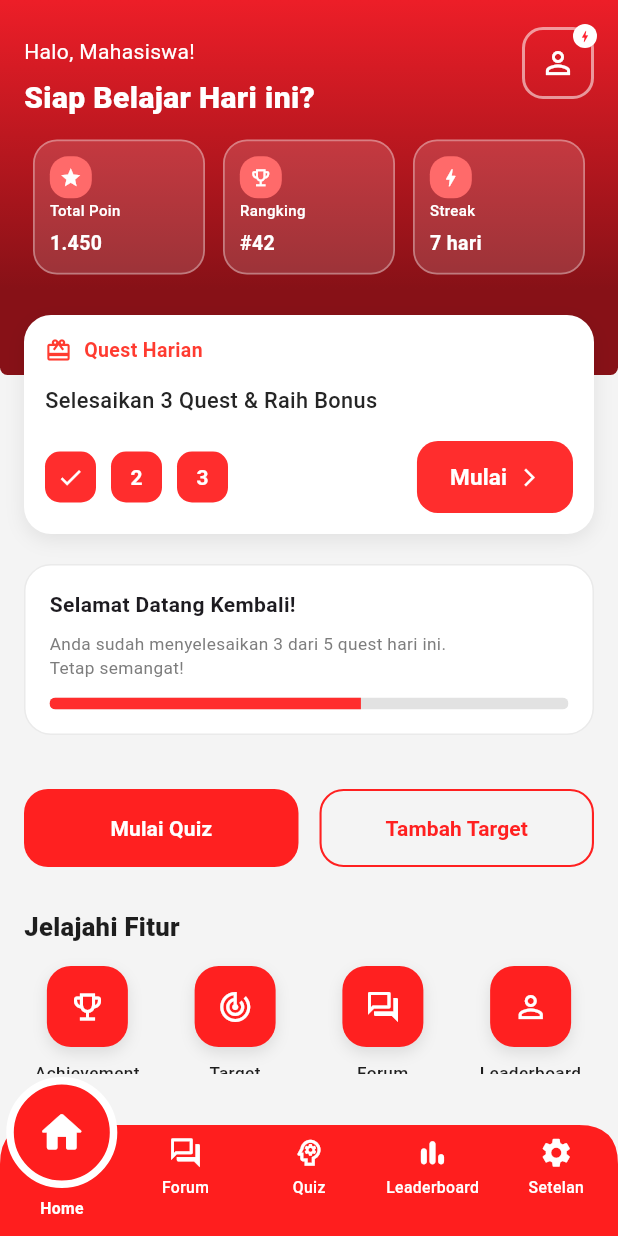
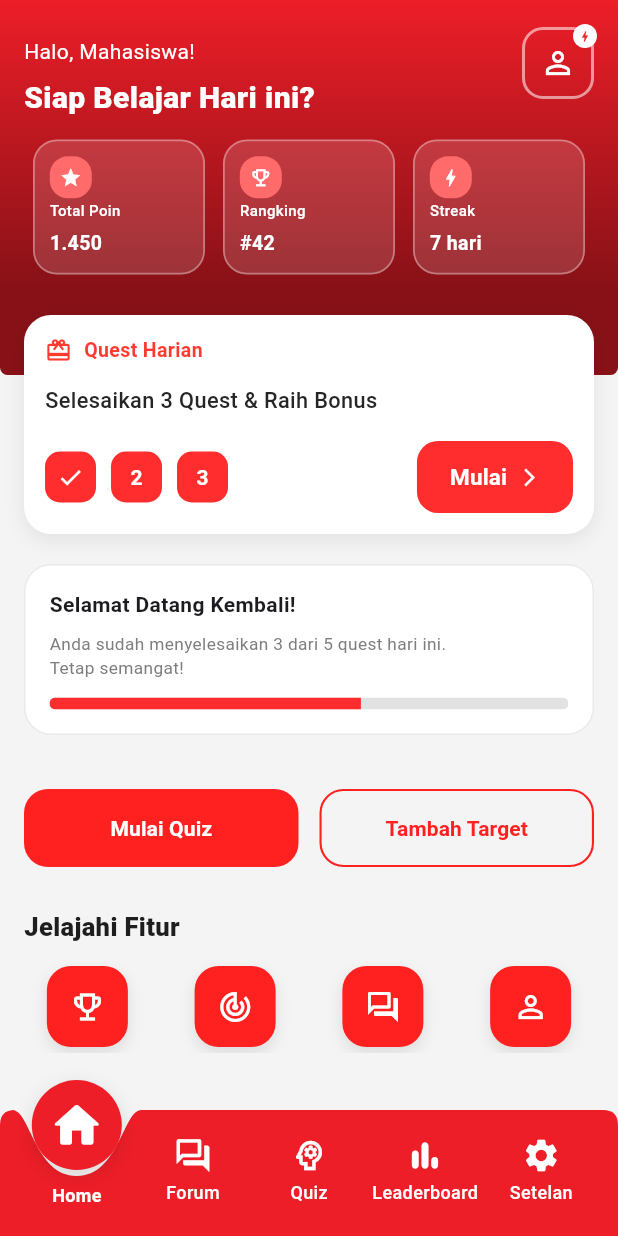
Before and after one commit to Onesiforus-Rade-Putra/mahasiswa_sukses, a Flutter app: the HomePage screen opened directly, on a phone screen of 412 x 824 dp. Run offline on Flutter 3.47's test engine with Material 3 defaults, Android fonts, the phone set to English and light mode, and no system bars; our stand-ins replace shared_preferences; accounts and stored records are empty.

Commit message:
upadete navbar dan home

```diff
--- a/lib/views/home/home_page.dart
+++ b/lib/views/home/home_page.dart
@@ -3,8 +3,24 @@ import 'package:mahasiswa_sukses/views/widgets/custom_bottom_navbar.dart';
 import 'package:mahasiswa_sukses/views/widgets/header_background.dart';
 import 'package:mahasiswa_sukses/views/target/target_page.dart';
 
-class HomePage extends StatelessWidget {
+class HomePage extends StatefulWidget {
   const HomePage({super.key});
+
+  @override
+  State<HomePage> createState() => _HomePageState();
+}
+
+class _HomePageState extends State<HomePage> {
+  int _currentIndex = 0;
+
+  void _goToTargetPage(BuildContext context) {
+    Navigator.push(
+      context,
+      MaterialPageRoute(
+        builder: (context) => const TargetPage(),
+      ),
+    );
+  }
 
   Widget statCard({
     required IconData icon,
@@ -231,18 +247,10 @@ class HomePage extends StatelessWidget {
     );
   }
 
-  void _goToTargetPage(BuildContext context) {
-    Navigator.push(
-      context,
-      MaterialPageRoute(
-        builder: (context) => const TargetPage(),
-      ),
-    );
-  }
-
   @override
   Widget build(BuildContext context) {
     return Scaffold(
+      extendBody: false,
       backgroundColor: const Color(0xFFF4F4F4),
       body: SafeArea(
         bottom: false,
@@ -358,7 +366,6 @@ class HomePage extends StatelessWidget {
                 child: Column(
                   crossAxisAlignment: CrossAxisAlignment.start,
                   children: [
-                    // Quest harian
                     Transform.translate(
                       offset: const Offset(0, -40),
                       child: Container(
@@ -648,9 +655,7 @@ class HomePage extends StatelessWidget {
                       statusColor: const Color(0xFFFF9F1A),
                       statusBg: const Color(0xFFFFF1D9),
                     ),
-
                     const SizedBox(height: 10),
-
                     const Text(
                       "Aktivitas Terbaru",
                       style: TextStyle(
@@ -683,9 +688,11 @@ class HomePage extends StatelessWidget {
         ),
       ),
       bottomNavigationBar: CustomBottomNavbar(
-        currentIndex: 0,
+        currentIndex: _currentIndex,
         onTap: (index) {
-          // nanti di isi navigasi
+          setState(() {
+            _currentIndex = index;
+          });
         },
       ),
     );
--- a/lib/views/widgets/custom_bottom_navbar.dart
+++ b/lib/views/widgets/custom_bottom_navbar.dart
@@ -1,3 +1,4 @@
+import 'dart:math' as math;
 import 'package:flutter/material.dart';
 
 class CustomBottomNavbar extends StatelessWidget {
@@ -28,70 +29,86 @@ class CustomBottomNavbar extends StatelessWidget {
 
   @override
   Widget build(BuildContext context) {
+    const Color navColor = Color(0xFFED1E28);
+
     return SafeArea(
       top: false,
       child: SizedBox(
-        height: 108,
+        height: 122,
         child: LayoutBuilder(
           builder: (context, constraints) {
-            const double sideMargin = 0;
-            const double circleSize = 74;
-            const double circleStroke = 5;
-            const double barHeight = 100;
+            const double circleSize = 60;
+            const double bodyHeight = 100;
 
-            final double navWidth = constraints.maxWidth - (sideMargin * 2);
-            final double itemWidth = navWidth / 5;
-            final double circleLeft = sideMargin +
-                (itemWidth * currentIndex) +
-                (itemWidth / 2) -
-                (circleSize / 2);
+            final double width = constraints.maxWidth;
+            final double itemWidth = width / 5;
+
+            const List<double> itemOffsets = [10, 5, 0, -5, -10];
+
+            final double centerX = (itemWidth * currentIndex) +
+                (itemWidth / 2) +
+                itemOffsets[currentIndex];
+
+            final double circleLeft = centerX - (circleSize / 2);
 
             return Stack(
               clipBehavior: Clip.none,
               children: [
                 Positioned(
-                  left: sideMargin,
-                  right: sideMargin,
+                  left: 0,
+                  right: 0,
                   bottom: 0,
+                  child: CustomPaint(
+                    size: Size(width, bodyHeight),
+                    painter: _NavbarPainter(
+                      activeCenterX: centerX,
+                      color: navColor,
+                    ),
                     child: SizedBox(
-                    height: barHeight,
-                    child: CustomPaint(
-                      painter: _NavbarPainter(
-                        activeCenterX:
-                            (itemWidth * currentIndex) + (itemWidth / 2),
-                      ),
+                      height: bodyHeight,
                       child: Row(
                         children: List.generate(5, (index) {
                           final bool isActive = index == currentIndex;
-                          return Expanded(
+
+                          return SizedBox(
+                            width: itemWidth,
+                            child: Transform.translate(
+                              offset: Offset(itemOffsets[index], 0),
+                              child: Center(
+                                child: Padding(
+                                  padding: const EdgeInsets.symmetric(
+                                    horizontal: 2,
+                                  ),
                                   child: InkWell(
                                     onTap: () => onTap?.call(index),
-                              borderRadius: BorderRadius.circular(20),
                                     child: Padding(
-                                padding: EdgeInsets.only(
-                                  top: isActive ? 40 : 18,
-                                  bottom: 10,
+                                      padding: const EdgeInsets.only(
+                                        top: 31,
+                                        bottom: 19,
                                       ),
                                       child: Column(
-                                  mainAxisAlignment: MainAxisAlignment.center,
+                                        mainAxisAlignment:
+                                            MainAxisAlignment.end,
+                                        mainAxisSize: MainAxisSize.min,
                                         children: [
                                           if (!isActive)
                                             Icon(
                                               _icons[index],
                                               color: Colors.white,
-                                        size: 23,
+                                              size: 26,
                                             )
                                           else
                                             const SizedBox(height: 30),
-                                    const SizedBox(height: 4),
+                                          const SizedBox(height: 3),
                                           FittedBox(
                                             fit: BoxFit.scaleDown,
                                             child: Text(
                                               _labels[index],
                                               maxLines: 1,
+                                              textAlign: TextAlign.center,
                                               style: TextStyle(
                                                 color: Colors.white,
-                                          fontSize: 10.5,
+                                                fontSize: 12,
                                                 fontWeight: isActive
                                                     ? FontWeight.w700
                                                     : FontWeight.w500,
@@ -99,6 +116,9 @@ class CustomBottomNavbar extends StatelessWidget {
                                             ),
                                           ),
                                         ],
+                                      ),
+                                    ),
+                                  ),
                                 ),
                               ),
                             ),
@@ -112,24 +132,27 @@ class CustomBottomNavbar extends StatelessWidget {
                   duration: const Duration(milliseconds: 220),
                   curve: Curves.easeInOut,
                   left: circleLeft,
-                  top: 2,
+                  top: 18,
                   child: GestureDetector(
                     onTap: () => onTap?.call(currentIndex),
                     child: Container(
                       width: circleSize,
                       height: circleSize,
                       decoration: BoxDecoration(
-                        color: const Color(0xFFFF1E1E),
+                        color: navColor,
                         shape: BoxShape.circle,
-                        border: Border.all(
-                          color: Colors.white,
-                          width: circleStroke,
+                        boxShadow: [
+                          BoxShadow(
+                            color: Colors.black.withOpacity(0.12),
+                            blurRadius: 10,
+                            offset: const Offset(0, 4),
                           ),
+                        ],
                       ),
                       child: Icon(
                         _icons[currentIndex],
                         color: Colors.white,
-                        size: 34,
+                        size: 38,
                       ),
                     ),
                   ),
@@ -145,44 +168,42 @@ class CustomBottomNavbar extends StatelessWidget {
 
 class _NavbarPainter extends CustomPainter {
   final double activeCenterX;
+  final Color color;
 
   _NavbarPainter({
     required this.activeCenterX,
+    required this.color,
   });
 
   @override
   void paint(Canvas canvas, Size size) {
-    const Color red = Color(0xFFFF1E1E);
-    const double radius = 26;
-    const double topY = 26;
-    const double shoulderWidth = 30;
-    const double liftHeight = 16;
+    const double radius = 10;
+    const double topY = 16;
+    const double notchRadius = 43;
+    const double notchDepth = 44;
 
     final paint = Paint()
-      ..color = red
+      ..color = color
       ..style = PaintingStyle.fill;
-
-    final double leftCurveStart = activeCenterX - shoulderWidth;
-    final double rightCurveEnd = activeCenterX + shoulderWidth;
 
     final path = Path()
       ..moveTo(0, topY + radius)
       ..quadraticBezierTo(0, topY, radius, topY)
-      ..lineTo(leftCurveStart, topY)
+      ..lineTo(activeCenterX - notchRadius, topY)
       ..cubicTo(
-        leftCurveStart + 10,
+        activeCenterX - notchRadius + 12,
         topY,
-        activeCenterX - 18,
-        topY - liftHeight,
+        activeCenterX - 28,
+        topY + notchDepth,
         activeCenterX,
-        topY - liftHeight,
+        topY + notchDepth,
       )
       ..cubicTo(
-        activeCenterX + 18,
-        topY - liftHeight,
-        rightCurveEnd - 10,
+        activeCenterX + 28,
+        topY + notchDepth,
+        activeCenterX + notchRadius - 12,
         topY,
-        rightCurveEnd,
+        activeCenterX + notchRadius,
         topY,
       )
       ..lineTo(size.width - radius, topY)
@@ -196,6 +217,7 @@ class _NavbarPainter extends CustomPainter {
 
   @override
   bool shouldRepaint(covariant _NavbarPainter oldDelegate) {
-    return oldDelegate.activeCenterX != activeCenterX;
+    return oldDelegate.activeCenterX != activeCenterX ||
+        oldDelegate.color != color;
   }
 }
```
Lines whose indentation alone changed are shown as unchanged.
